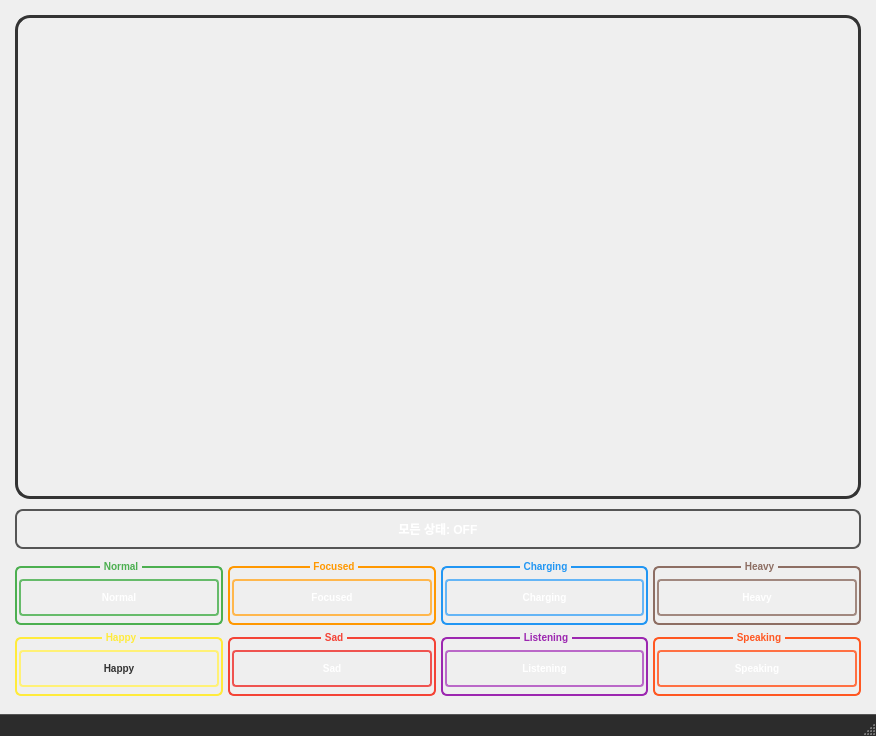
The window that ros_ws/src/libo_gui/ui/robot_face_gui.ui (addinedu-ros-9th/ros-repo-1) describes before a commit, drawn with Qt 5.
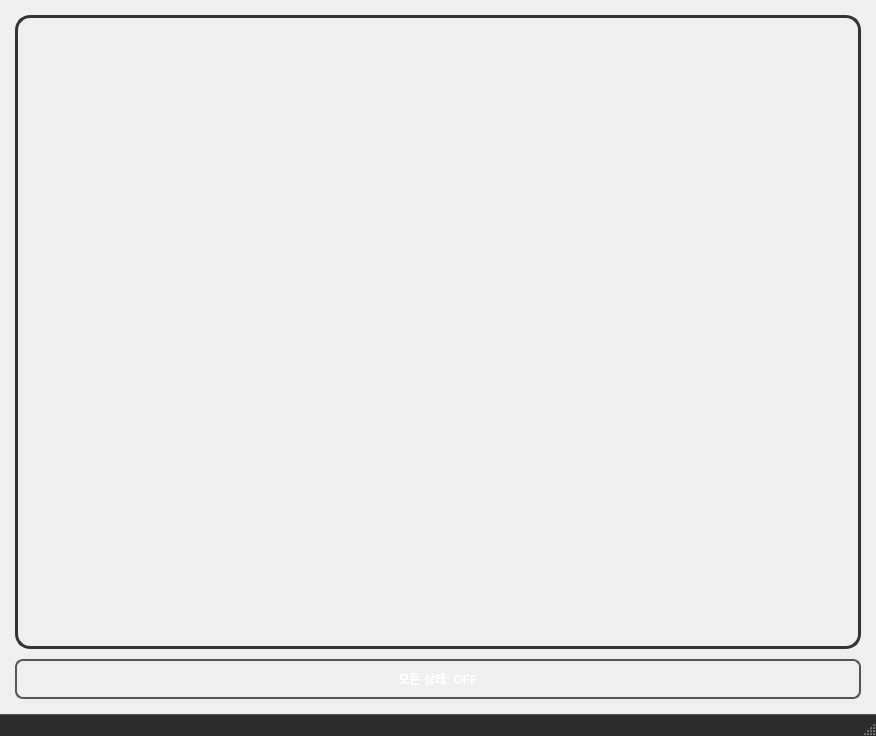
The same window after the commit.

Commit message: [libo_gui]libo face modified

```diff
--- a/ros_ws/src/libo_gui/ui/robot_face_gui.ui
+++ b/ros_ws/src/libo_gui/ui/robot_face_gui.ui
@@ -83,679 +83,6 @@
       </property>
      </widget>
     </item>
-    <item>
-     <widget class="QWidget" name="button_container" native="true">
-      <property name="minimumSize">
-       <size>
-        <width>0</width>
-        <height>140</height>
-       </size>
-      </property>
-      <property name="maximumSize">
-       <size>
-        <width>16777215</width>
-        <height>140</height>
-       </size>
-      </property>
-      <layout class="QGridLayout" name="button_grid_layout">
-       <property name="leftMargin">
-        <number>0</number>
-       </property>
-       <property name="topMargin">
-        <number>0</number>
-       </property>
-       <property name="rightMargin">
-        <number>0</number>
-       </property>
-       <property name="bottomMargin">
-        <number>0</number>
-       </property>
-       <property name="spacing">
-        <number>5</number>
-       </property>
-       <item row="0" column="0">
-        <widget class="QGroupBox" name="normal_group">
-         <property name="maximumSize">
-          <size>
-           <width>16777215</width>
-           <height>65</height>
-          </size>
-         </property>
-         <property name="styleSheet">
-          <string>QGroupBox {
-    color: #4CAF50;
-    font-size: 10px;
-    font-weight: bold;
-    border: 2px solid #4CAF50;
-    border-radius: 6px;
-    margin-top: 6px;
-    padding-top: 2px;
-}
-QGroupBox::title {
-    subcontrol-origin: margin;
-    subcontrol-position: top center;
-    padding: 0 2px;
-}</string>
-         </property>
-         <property name="title">
-          <string>Normal</string>
-         </property>
-         <layout class="QVBoxLayout" name="normal_layout">
-          <property name="spacing">
-           <number>2</number>
-          </property>
-          <property name="leftMargin">
-           <number>2</number>
-          </property>
-          <property name="topMargin">
-           <number>2</number>
-          </property>
-          <property name="rightMargin">
-           <number>2</number>
-          </property>
-          <property name="bottomMargin">
-           <number>2</number>
-          </property>
-          <item>
-           <widget class="QPushButton" name="normal_button">
-            <property name="maximumSize">
-             <size>
-              <width>16777215</width>
-              <height>35</height>
-             </size>
-            </property>
-            <property name="styleSheet">
-             <string>QPushButton {
-    background: qlineargradient(x1:0, y1:0, x2:0, y2:1, 
-                               stop:0 #4CAF50, stop:1 #388E3C);
-    color: white;
-    border: 2px solid #66BB6A;
-    border-radius: 4px;
-    padding: 4px;
-    font-size: 10px;
-    font-weight: bold;
-    min-height: 25px;
-}
-QPushButton:hover {
-    background: qlineargradient(x1:0, y1:0, x2:0, y2:1, 
-                               stop:0 #66BB6A, stop:1 #4CAF50);
-}
-QPushButton:pressed {
-    background: qlineargradient(x1:0, y1:0, x2:0, y2:1, 
-                               stop:0 #388E3C, stop:1 #2E7D32);
-}</string>
-            </property>
-            <property name="text">
-             <string>Normal</string>
-            </property>
-           </widget>
-          </item>
-         </layout>
-        </widget>
-       </item>
-       <item row="0" column="1">
-        <widget class="QGroupBox" name="focused_group">
-         <property name="maximumSize">
-          <size>
-           <width>16777215</width>
-           <height>65</height>
-          </size>
-         </property>
-         <property name="styleSheet">
-          <string>QGroupBox {
-    color: #FF9800;
-    font-size: 10px;
-    font-weight: bold;
-    border: 2px solid #FF9800;
-    border-radius: 6px;
-    margin-top: 6px;
-    padding-top: 2px;
-}
-QGroupBox::title {
-    subcontrol-origin: margin;
-    subcontrol-position: top center;
-    padding: 0 2px;
-}</string>
-         </property>
-         <property name="title">
-          <string>Focused</string>
-         </property>
-         <layout class="QVBoxLayout" name="focused_layout">
-          <property name="spacing">
-           <number>2</number>
-          </property>
-          <property name="leftMargin">
-           <number>2</number>
-          </property>
-          <property name="topMargin">
-           <number>2</number>
-          </property>
-          <property name="rightMargin">
-           <number>2</number>
-          </property>
-          <property name="bottomMargin">
-           <number>2</number>
-          </property>
-          <item>
-           <widget class="QPushButton" name="focused_button">
-            <property name="maximumSize">
-             <size>
-              <width>16777215</width>
-              <height>35</height>
-             </size>
-            </property>
-            <property name="styleSheet">
-             <string>QPushButton {
-    background: qlineargradient(x1:0, y1:0, x2:0, y2:1, 
-                               stop:0 #FF9800, stop:1 #F57C00);
-    color: white;
-    border: 2px solid #FFB74D;
-    border-radius: 4px;
-    padding: 4px;
-    font-size: 10px;
-    font-weight: bold;
-    min-height: 25px;
-}
-QPushButton:hover {
-    background: qlineargradient(x1:0, y1:0, x2:0, y2:1, 
-                               stop:0 #FFB74D, stop:1 #FF9800);
-}
-QPushButton:pressed {
-    background: qlineargradient(x1:0, y1:0, x2:0, y2:1, 
-                               stop:0 #F57C00, stop:1 #E65100);
-}</string>
-            </property>
-            <property name="text">
-             <string>Focused</string>
-            </property>
-           </widget>
-          </item>
-         </layout>
-        </widget>
-       </item>
-       <item row="0" column="2">
-        <widget class="QGroupBox" name="charging_group">
-         <property name="maximumSize">
-          <size>
-           <width>16777215</width>
-           <height>65</height>
-          </size>
-         </property>
-         <property name="styleSheet">
-          <string>QGroupBox {
-    color: #2196F3;
-    font-size: 10px;
-    font-weight: bold;
-    border: 2px solid #2196F3;
-    border-radius: 6px;
-    margin-top: 6px;
-    padding-top: 2px;
-}
-QGroupBox::title {
-    subcontrol-origin: margin;
-    subcontrol-position: top center;
-    padding: 0 2px;
-}</string>
-         </property>
-         <property name="title">
-          <string>Charging</string>
-         </property>
-         <layout class="QVBoxLayout" name="charging_layout">
-          <property name="spacing">
-           <number>2</number>
-          </property>
-          <property name="leftMargin">
-           <number>2</number>
-          </property>
-          <property name="topMargin">
-           <number>2</number>
-          </property>
-          <property name="rightMargin">
-           <number>2</number>
-          </property>
-          <property name="bottomMargin">
-           <number>2</number>
-          </property>
-          <item>
-           <widget class="QPushButton" name="charging_button">
-            <property name="maximumSize">
-             <size>
-              <width>16777215</width>
-              <height>35</height>
-             </size>
-            </property>
-            <property name="styleSheet">
-             <string>QPushButton {
-    background: qlineargradient(x1:0, y1:0, x2:0, y2:1, 
-                               stop:0 #2196F3, stop:1 #1976D2);
-    color: white;
-    border: 2px solid #64B5F6;
-    border-radius: 4px;
-    padding: 4px;
-    font-size: 10px;
-    font-weight: bold;
-    min-height: 25px;
-}
-QPushButton:hover {
-    background: qlineargradient(x1:0, y1:0, x2:0, y2:1, 
-                               stop:0 #64B5F6, stop:1 #2196F3);
-}
-QPushButton:pressed {
-    background: qlineargradient(x1:0, y1:0, x2:0, y2:1, 
-                               stop:0 #1976D2, stop:1 #1565C0);
-}</string>
-            </property>
-            <property name="text">
-             <string>Charging</string>
-            </property>
-           </widget>
-          </item>
-         </layout>
-        </widget>
-       </item>
-       <item row="0" column="3">
-        <widget class="QGroupBox" name="heavy_group">
-         <property name="maximumSize">
-          <size>
-           <width>16777215</width>
-           <height>65</height>
-          </size>
-         </property>
-         <property name="styleSheet">
-          <string>QGroupBox {
-    color: #8D6E63;
-    font-size: 10px;
-    font-weight: bold;
-    border: 2px solid #8D6E63;
-    border-radius: 6px;
-    margin-top: 6px;
-    padding-top: 2px;
-}
-QGroupBox::title {
-    subcontrol-origin: margin;
-    subcontrol-position: top center;
-    padding: 0 2px;
-}</string>
-         </property>
-         <property name="title">
-          <string>Heavy</string>
-         </property>
-         <layout class="QVBoxLayout" name="heavy_layout">
-          <property name="spacing">
-           <number>2</number>
-          </property>
-          <property name="leftMargin">
-           <number>2</number>
-          </property>
-          <property name="topMargin">
-           <number>2</number>
-          </property>
-          <property name="rightMargin">
-           <number>2</number>
-          </property>
-          <property name="bottomMargin">
-           <number>2</number>
-          </property>
-          <item>
-           <widget class="QPushButton" name="heavy_button">
-            <property name="maximumSize">
-             <size>
-              <width>16777215</width>
-              <height>35</height>
-             </size>
-            </property>
-            <property name="styleSheet">
-             <string>QPushButton {
-    background: qlineargradient(x1:0, y1:0, x2:0, y2:1, 
-                               stop:0 #8D6E63, stop:1 #6D4C41);
-    color: white;
-    border: 2px solid #A1887F;
-    border-radius: 4px;
-    padding: 4px;
-    font-size: 10px;
-    font-weight: bold;
-    min-height: 25px;
-}
-QPushButton:hover {
-    background: qlineargradient(x1:0, y1:0, x2:0, y2:1, 
-                               stop:0 #A1887F, stop:1 #8D6E63);
-}
-QPushButton:pressed {
-    background: qlineargradient(x1:0, y1:0, x2:0, y2:1, 
-                               stop:0 #6D4C41, stop:1 #5D4037);
-}</string>
-            </property>
-            <property name="text">
-             <string>Heavy</string>
-            </property>
-           </widget>
-          </item>
-         </layout>
-        </widget>
-       </item>
-       <item row="1" column="0">
-        <widget class="QGroupBox" name="happy_group">
-         <property name="maximumSize">
-          <size>
-           <width>16777215</width>
-           <height>65</height>
-          </size>
-         </property>
-         <property name="styleSheet">
-          <string>QGroupBox {
-    color: #FFEB3B;
-    font-size: 10px;
-    font-weight: bold;
-    border: 2px solid #FFEB3B;
-    border-radius: 6px;
-    margin-top: 6px;
-    padding-top: 2px;
-}
-QGroupBox::title {
-    subcontrol-origin: margin;
-    subcontrol-position: top center;
-    padding: 0 2px;
-}</string>
-         </property>
-         <property name="title">
-          <string>Happy</string>
-         </property>
-         <layout class="QVBoxLayout" name="happy_layout">
-          <property name="spacing">
-           <number>2</number>
-          </property>
-          <property name="leftMargin">
-           <number>2</number>
-          </property>
-          <property name="topMargin">
-           <number>2</number>
-          </property>
-          <property name="rightMargin">
-           <number>2</number>
-          </property>
-          <property name="bottomMargin">
-           <number>2</number>
-          </property>
-          <item>
-           <widget class="QPushButton" name="happy_button">
-            <property name="maximumSize">
-             <size>
-              <width>16777215</width>
-              <height>35</height>
-             </size>
-            </property>
-            <property name="styleSheet">
-             <string>QPushButton {
-    background: qlineargradient(x1:0, y1:0, x2:0, y2:1, 
-                               stop:0 #FFEB3B, stop:1 #FBC02D);
-    color: #333333;
-    border: 2px solid #FFF176;
-    border-radius: 4px;
-    padding: 4px;
-    font-size: 10px;
-    font-weight: bold;
-    min-height: 25px;
-}
-QPushButton:hover {
-    background: qlineargradient(x1:0, y1:0, x2:0, y2:1, 
-                               stop:0 #FFF176, stop:1 #FFEB3B);
-}
-QPushButton:pressed {
-    background: qlineargradient(x1:0, y1:0, x2:0, y2:1, 
-                               stop:0 #FBC02D, stop:1 #F57F17);
-}</string>
-            </property>
-            <property name="text">
-             <string>Happy</string>
-            </property>
-           </widget>
-          </item>
-         </layout>
-        </widget>
-       </item>
-       <item row="1" column="1">
-        <widget class="QGroupBox" name="sad_group">
-         <property name="maximumSize">
-          <size>
-           <width>16777215</width>
-           <height>65</height>
-          </size>
-         </property>
-         <property name="styleSheet">
-          <string>QGroupBox {
-    color: #F44336;
-    font-size: 10px;
-    font-weight: bold;
-    border: 2px solid #F44336;
-    border-radius: 6px;
-    margin-top: 6px;
-    padding-top: 2px;
-}
-QGroupBox::title {
-    subcontrol-origin: margin;
-    subcontrol-position: top center;
-    padding: 0 2px;
-}</string>
-         </property>
-         <property name="title">
-          <string>Sad</string>
-         </property>
-         <layout class="QVBoxLayout" name="sad_layout">
-          <property name="spacing">
-           <number>2</number>
-          </property>
-          <property name="leftMargin">
-           <number>2</number>
-          </property>
-          <property name="topMargin">
-           <number>2</number>
-          </property>
-          <property name="rightMargin">
-           <number>2</number>
-          </property>
-          <property name="bottomMargin">
-           <number>2</number>
-          </property>
-          <item>
-           <widget class="QPushButton" name="sad_button">
-            <property name="maximumSize">
-             <size>
-              <width>16777215</width>
-              <height>35</height>
-             </size>
-            </property>
-            <property name="styleSheet">
-             <string>QPushButton {
-    background: qlineargradient(x1:0, y1:0, x2:0, y2:1, 
-                               stop:0 #F44336, stop:1 #D32F2F);
-    color: white;
-    border: 2px solid #EF5350;
-    border-radius: 4px;
-    padding: 4px;
-    font-size: 10px;
-    font-weight: bold;
-    min-height: 25px;
-}
-QPushButton:hover {
-    background: qlineargradient(x1:0, y1:0, x2:0, y2:1, 
-                               stop:0 #EF5350, stop:1 #F44336);
-}
-QPushButton:pressed {
-    background: qlineargradient(x1:0, y1:0, x2:0, y2:1, 
-                               stop:0 #D32F2F, stop:1 #C62828);
-}</string>
-            </property>
-            <property name="text">
-             <string>Sad</string>
-            </property>
-           </widget>
-          </item>
-         </layout>
-        </widget>
-       </item>
-       <item row="1" column="2">
-        <widget class="QGroupBox" name="listening_group">
-         <property name="maximumSize">
-          <size>
-           <width>16777215</width>
-           <height>65</height>
-          </size>
-         </property>
-         <property name="styleSheet">
-          <string>QGroupBox {
-    color: #9C27B0;
-    font-size: 10px;
-    font-weight: bold;
-    border: 2px solid #9C27B0;
-    border-radius: 6px;
-    margin-top: 6px;
-    padding-top: 2px;
-}
-QGroupBox::title {
-    subcontrol-origin: margin;
-    subcontrol-position: top center;
-    padding: 0 2px;
-}</string>
-         </property>
-         <property name="title">
-          <string>Listening</string>
-         </property>
-         <layout class="QVBoxLayout" name="listening_layout">
-          <property name="spacing">
-           <number>2</number>
-          </property>
-          <property name="leftMargin">
-           <number>2</number>
-          </property>
-          <property name="topMargin">
-           <number>2</number>
-          </property>
-          <property name="rightMargin">
-           <number>2</number>
-          </property>
-          <property name="bottomMargin">
-           <number>2</number>
-          </property>
-          <item>
-           <widget class="QPushButton" name="listening_button">
-            <property name="maximumSize">
-             <size>
-              <width>16777215</width>
-              <height>35</height>
-             </size>
-            </property>
-            <property name="styleSheet">
-             <string>QPushButton {
-    background: qlineargradient(x1:0, y1:0, x2:0, y2:1, 
-                               stop:0 #9C27B0, stop:1 #7B1FA2);
-    color: white;
-    border: 2px solid #BA68C8;
-    border-radius: 4px;
-    padding: 4px;
-    font-size: 10px;
-    font-weight: bold;
-    min-height: 25px;
-}
-QPushButton:hover {
-    background: qlineargradient(x1:0, y1:0, x2:0, y2:1, 
-                               stop:0 #BA68C8, stop:1 #9C27B0);
-}
-QPushButton:pressed {
-    background: qlineargradient(x1:0, y1:0, x2:0, y2:1, 
-                               stop:0 #7B1FA2, stop:1 #6A1B9A);
-}</string>
-            </property>
-            <property name="text">
-             <string>Listening</string>
-            </property>
-           </widget>
-          </item>
-         </layout>
-        </widget>
-       </item>
-       <item row="1" column="3">
-        <widget class="QGroupBox" name="speaking_group">
-         <property name="maximumSize">
-          <size>
-           <width>16777215</width>
-           <height>65</height>
-          </size>
-         </property>
-         <property name="styleSheet">
-          <string>QGroupBox {
-    color: #FF5722;
-    font-size: 10px;
-    font-weight: bold;
-    border: 2px solid #FF5722;
-    border-radius: 6px;
-    margin-top: 6px;
-    padding-top: 2px;
-}
-QGroupBox::title {
-    subcontrol-origin: margin;
-    subcontrol-position: top center;
-    padding: 0 2px;
-}</string>
-         </property>
-         <property name="title">
-          <string>Speaking</string>
-         </property>
-         <layout class="QVBoxLayout" name="speaking_layout">
-          <property name="spacing">
-           <number>2</number>
-          </property>
-          <property name="leftMargin">
-           <number>2</number>
-          </property>
-          <property name="topMargin">
-           <number>2</number>
-          </property>
-          <property name="rightMargin">
-           <number>2</number>
-          </property>
-          <property name="bottomMargin">
-           <number>2</number>
-          </property>
-          <item>
-           <widget class="QPushButton" name="speaking_button">
-            <property name="maximumSize">
-             <size>
-              <width>16777215</width>
-              <height>35</height>
-             </size>
-            </property>
-            <property name="styleSheet">
-             <string>QPushButton {
-    background: qlineargradient(x1:0, y1:0, x2:0, y2:1, 
-                               stop:0 #FF5722, stop:1 #E64A19);
-    color: white;
-    border: 2px solid #FF7043;
-    border-radius: 4px;
-    padding: 4px;
-    font-size: 10px;
-    font-weight: bold;
-    min-height: 25px;
-}
-QPushButton:hover {
-    background: qlineargradient(x1:0, y1:0, x2:0, y2:1, 
-                               stop:0 #FF7043, stop:1 #FF5722);
-}
-QPushButton:pressed {
-    background: qlineargradient(x1:0, y1:0, x2:0, y2:1, 
-                               stop:0 #E64A19, stop:1 #D84315);
-}</string>
-            </property>
-            <property name="text">
-             <string>Speaking</string>
-            </property>
-           </widget>
-          </item>
-         </layout>
-        </widget>
-       </item>
-      </layout>
-     </widget>
-    </item>
    </layout>
   </widget>
   <widget class="QMenuBar" name="menubar">
```
The commit also changes 1 other file.
